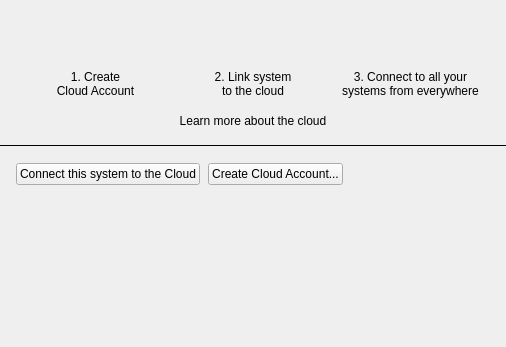
The window that client/src/ui/widgets/settings/cloud_management_widget.ui (networkoptix/nx_open) describes before a commit, drawn with Qt 5.
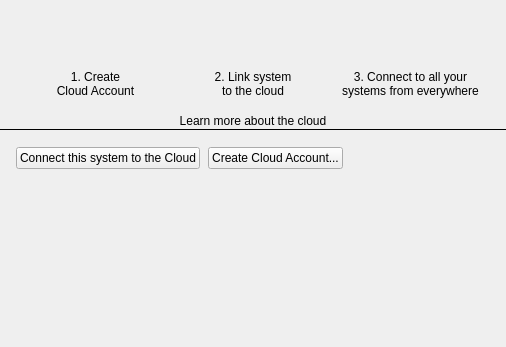
The same window after the commit. Custom widgets are drawn as their Qt base class.

Commit message:
VMS-2263: Promo block for "Cloud" in System Administration
<==== Mercurial data ====>
Branch: dev_3.0.0_gui

Patch:
```diff
--- a/client/src/ui/widgets/settings/cloud_management_widget.ui
+++ b/client/src/ui/widgets/settings/cloud_management_widget.ui
@@ -61,7 +61,7 @@
            <number>20</number>
           </property>
           <property name="bottomMargin">
-           <number>16</number>
+           <number>0</number>
           </property>
           <property name="verticalSpacing">
            <number>16</number>
```
Left out of the diff: 3 changed lines with no effect on the pictures.
